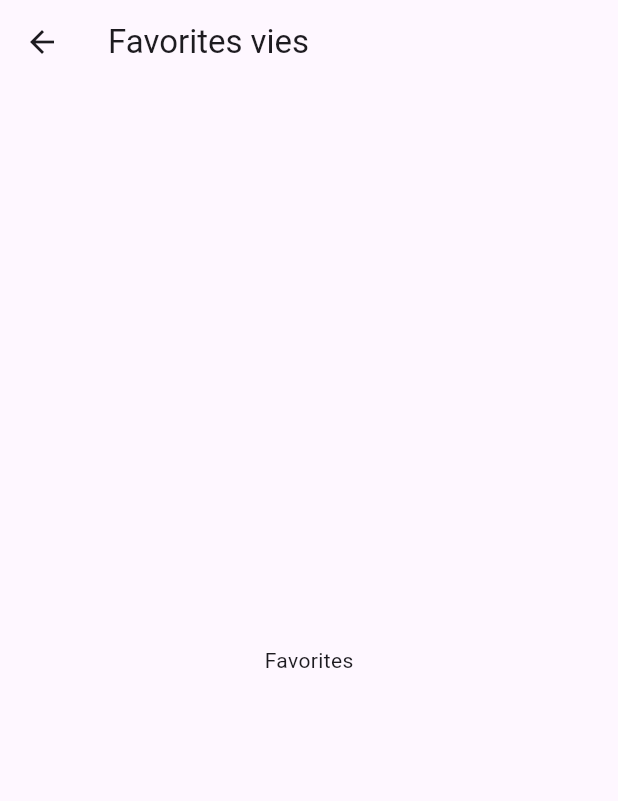
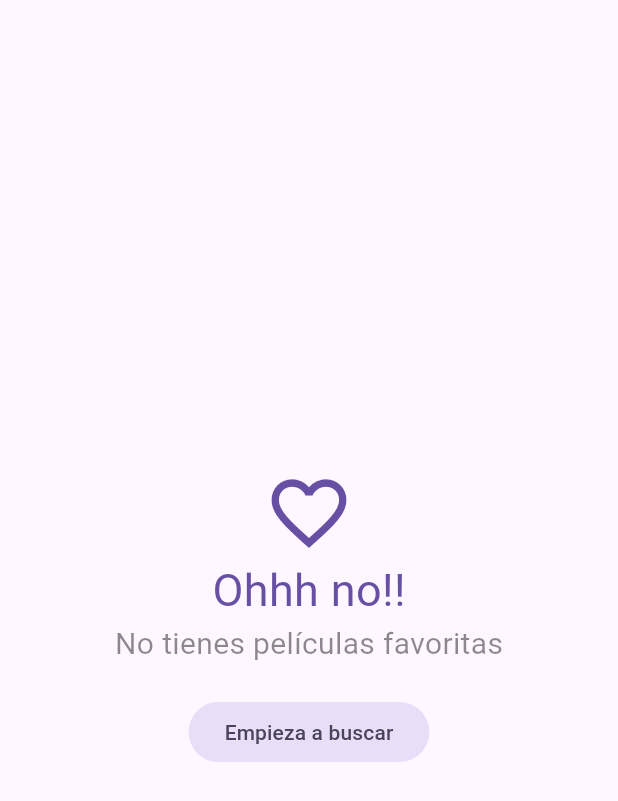
Before and after one commit to lukeBryDev/flutter_expert_dev_talles_course, a Flutter app: the FavoritesView widget shown alone on an empty page, opened directly, on a phone screen of 412 x 824 dp. Shown: the top 801 px of the screen. Run offline on Flutter 3.47's test engine with Material 3 defaults, Android fonts, the phone set to English and light mode, and no system bars; our stand-ins replace animate_do, card_swiper, dio, equatable, flutter_bloc, flutter_dotenv and 4 more; accounts and stored records are empty; generated files the repository leaves out were written again; network calls fail; statements that could not run were skipped.

Commit message:
cinemapedia feat(favorite_view): isar db implemented body: section 17 finished

```diff
--- a/cinemapedia/lib/domain/entities/movie.dart
+++ b/cinemapedia/lib/domain/entities/movie.dart
@@ -1,4 +1,10 @@
+import 'package:isar/isar.dart';
+
+part 'movie.g.dart';
+
+@collection
 class Movie {
+  Id? isarId;
   final bool adult;
   final String backdropPath;
   final List<String> genreIds;
--- a/cinemapedia/lib/presentation/providers/providers.dart
+++ b/cinemapedia/lib/presentation/providers/providers.dart
@@ -5,3 +5,5 @@ export 'package:cinemapedia/presentation/providers/movies/movies_providers.dart'
 export 'package:cinemapedia/presentation/providers/movies/movies_slide_show_provider.dart';
 export 'package:cinemapedia/presentation/providers/movies/initial_loading_provider.dart';
 export 'package:cinemapedia/presentation/providers/search/search_movies_provider.dart';
+export 'package:cinemapedia/presentation/providers/storage/local_storage_provider.dart';
+export 'package:cinemapedia/presentation/providers/storage/favorite_movies_provider.dart';
--- /dev/null
+++ b/cinemapedia/lib/presentation/providers/storage/favorite_movies_provider.dart
@@ -0,0 +1,47 @@
+import 'package:cinemapedia/domain/entities/movie.dart';
+import 'package:cinemapedia/domain/repositories/local_storage_repository.dart';
+import 'package:cinemapedia/presentation/providers/providers.dart';
+import 'package:flutter_riverpod/flutter_riverpod.dart';
+
+final favoriteMoviesProvider =
+    StateNotifierProvider<StorageMoviesNotifier, Map<int, Movie>>((ref) {
+  return StorageMoviesNotifier(
+      localStorageRepository: ref.watch(localStorageRepositoryProvider));
+});
+
+/// {
+///     1234: Movie,
+///     5678: Movie,
+///     9012: Movie
+/// }
+class StorageMoviesNotifier extends StateNotifier<Map<int, Movie>> {
+  int page = 0;
+  final LocalStorageRepository localStorageRepository;
+
+  StorageMoviesNotifier({required this.localStorageRepository}) : super({});
+
+  Future<List<Movie>> loadNextPage() async {
+    final movies =
+        await localStorageRepository.loadMovies(offset: page * 10, limit: 20);
+    page++;
+
+    final tempMovieMap = <int, Movie>{};
+    for (final movie in movies) {
+      tempMovieMap[movie.id] = movie;
+    }
+
+    state = {...state, ...tempMovieMap};
+    return movies;
+  }
+
+  Future<void> toggleFavorite(Movie movie) async {
+    await localStorageRepository.toggleFavorite(movie);
+    final bool isMovieInFavorites = state[movie.id] != null;
+    if (isMovieInFavorites) {
+      state.remove(movie.id);
+      state = {...state};
+    } else {
+      state = {...state, movie.id: movie};
+    }
+  }
+}
--- a/cinemapedia/lib/presentation/views/movies/favorites_view.dart
+++ b/cinemapedia/lib/presentation/views/movies/favorites_view.dart
@@ -1,16 +1,72 @@
+import 'package:cinemapedia/domain/entities/movie.dart';
+import 'package:cinemapedia/presentation/providers/providers.dart';
 import 'package:flutter/material.dart';
+import 'package:flutter_riverpod/flutter_riverpod.dart';
+import 'package:cinemapedia/presentation/widgets/widgets.dart';
+import 'package:go_router/go_router.dart';
 
-class FavoritesView extends StatelessWidget {
+class FavoritesView extends ConsumerStatefulWidget {
   const FavoritesView({super.key});
 
   @override
+  FavoritesViewState createState() => FavoritesViewState();
+}
+
+class FavoritesViewState extends ConsumerState<FavoritesView> {
+  bool isLoading = false;
+  bool isLastPage = false;
+
+  void loadNextPage() async {
+    if (isLoading || isLastPage) return;
+    isLoading = true;
+    final movies =
+        await ref.read(favoriteMoviesProvider.notifier).loadNextPage();
+    isLoading = false;
+    if (movies.isEmpty) {
+      isLastPage = true;
+    }
+  }
+
+  @override
+  void initState() {
+    loadNextPage();
+    super.initState();
+  }
+
+  @override
   Widget build(BuildContext context) {
-    return Scaffold(
-      appBar: AppBar(
-        title: Text('Favorites vies'),
-      ),
-      body: Center(
-        child: Text('Favorites'),
+    final List<Movie> favoriteMovies =
+        ref.watch(favoriteMoviesProvider).values.toList();
+
+    if (favoriteMovies.isEmpty) {
+      final colors = Theme.of(context).colorScheme;
+      return Center(
+        child: Column(
+          mainAxisAlignment: MainAxisAlignment.center,
+          crossAxisAlignment: CrossAxisAlignment.center,
+          children: [
+            Icon(Icons.favorite_outline_sharp, size: 60, color: colors.primary),
+            Text(
+              'Ohhh no!!',
+              style: TextStyle(fontSize: 30, color: colors.primary),
+            ),
+            const Text(
+              'No tienes películas favoritas',
+              style: TextStyle(fontSize: 20, color: Colors.black45),
+            ),
+            const SizedBox(height: 20),
+            FilledButton.tonal(
+                onPressed: () => context.go('/home/0'),
+                child: const Text('Empieza a buscar')),
+          ],
+        ),
+      );
+    }
+
+    return SizedBox(
+      child: MovieMasonry(
+        movies: favoriteMovies,
+        loadNextPage: loadNextPage,
       ),
     );
   }
--- a/cinemapedia/lib/presentation/widgets/widgets.dart
+++ b/cinemapedia/lib/presentation/widgets/widgets.dart
@@ -3,3 +3,5 @@ export 'package:cinemapedia/presentation/widgets/movies/movies_slide_show.dart';
 export 'package:cinemapedia/presentation/widgets/shared/custom_bottom_navigation_bar.dart';
 export 'package:cinemapedia/presentation/widgets/movies/movie_horizontal_list_view.dart';
 export 'package:cinemapedia/presentation/widgets/shared/full_screen_loader.dart';
+export 'package:cinemapedia/presentation/widgets/movies/movie_poster_link.dart';
+export 'package:cinemapedia/presentation/widgets/movies/movie_masonry.dart';
--- a/cinemapedia/pubspec.yaml
+++ b/cinemapedia/pubspec.yaml
@@ -42,6 +42,10 @@ dependencies:
   card_swiper: ^3.0.1
   animate_do: ^3.3.4
   intl: ^0.19.0
+  isar: ^3.1.0+1
+  isar_flutter_libs: ^3.1.0+1
+  path_provider: ^2.1.4
+  flutter_staggered_grid_view: ^0.7.0
 
 dev_dependencies:
   flutter_test:
@@ -53,6 +57,8 @@ dev_dependencies:
   # package. See that file for information about deactivating specific lint
   # rules and activating additional ones.
   flutter_lints: ^3.0.0
+  isar_generator: ^3.1.0+1
+  build_runner: ^2.4.9
 
 # For information on the generic Dart part of this file, see the
 # following page: https://dart.dev/tools/pub/pubspec
```
Also changed, not shown: cinemapedia/lib/domain/datasources/local_storage_data_source.dart (added, +9 -0 lines), cinemapedia/lib/domain/repositories/local_storage_repository.dart (added, +9 -0 lines), cinemapedia/lib/infrastucture/datasources/isar_data_source.dart (added, +53 -0 lines), cinemapedia/lib/infrastucture/repositories/local_storage_repository_impl.dart (added, +24 -0 lines), cinemapedia/lib/presentation/providers/storage/local_storage_provider.dart (added, +7 -0 lines), cinemapedia/lib/presentation/screens/movies/movie_screen.dart (+24 -8 lines), cinemapedia/lib/presentation/widgets/movies/movie_masonry.dart (added, +61 -0 lines), cinemapedia/lib/presentation/widgets/movies/movie_poster_link.dart (added, +25 -0 lines), cinemapedia/lib/domain/entities/movie.g.dart (added), cinemapedia/pubspec.lock, 15 other files.
